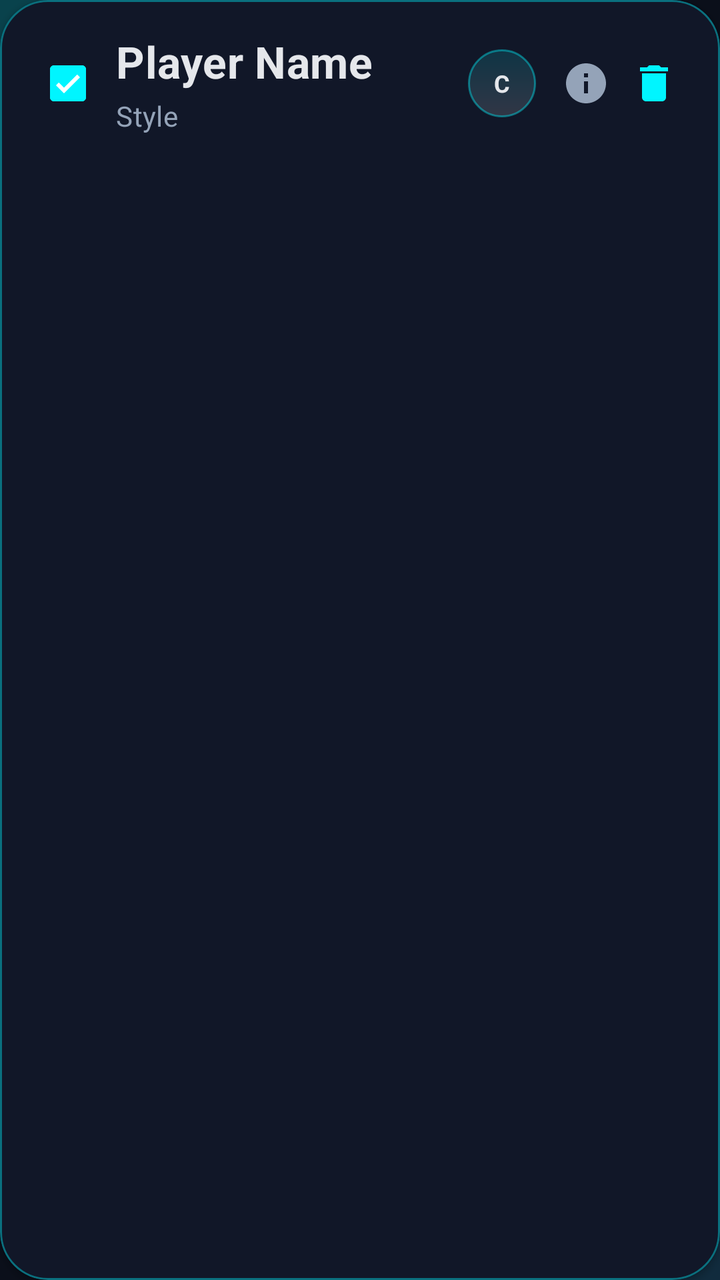
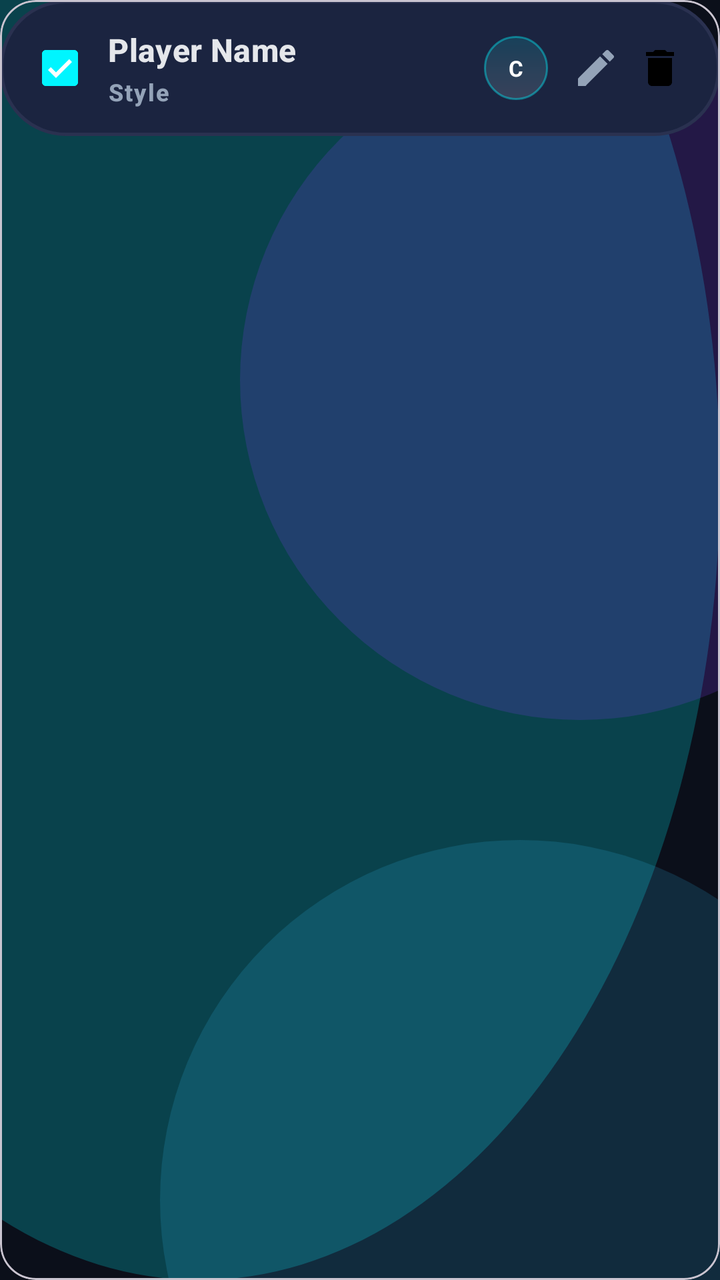

Screens rendered from an Android XML layout before and after an edit, with the pre-edit source and the edit as a unified diff.
<!-- AndroidManifest.xml: application theme Theme.TeamBalancer -->
<!-- res/layout/item_player_clean.xml -->
<?xml version="1.0" encoding="utf-8"?>
<com.google.android.material.card.MaterialCardView xmlns:android="http://schemas.android.com/apk/res/android"
    xmlns:app="http://schemas.android.com/apk/res-auto"
    android:layout_width="match_parent"
    android:layout_height="wrap_content"
    android:layout_marginVertical="@dimen/list_item_vertical_gap"
    app:cardBackgroundColor="@color/surface"
    app:cardCornerRadius="@dimen/card_corner"
    app:cardElevation="2dp"
    app:rippleColor="@color/ripple_surface"
    app:strokeColor="@color/stroke_glow"
    app:strokeWidth="1dp">

    <LinearLayout
        android:id="@+id/playerRowRoot"
        android:layout_width="match_parent"
        android:layout_height="wrap_content"
        android:gravity="center_vertical"
        android:orientation="horizontal"
        android:padding="16dp">

        <com.google.android.material.checkbox.MaterialCheckBox
            android:id="@+id/checkAvailable"
            android:layout_width="36dp"
            android:layout_height="36dp"
            android:checked="true"
            app:buttonTint="@color/accent" />

        <LinearLayout
            android:layout_width="0dp"
            android:layout_height="wrap_content"
            android:layout_marginStart="6dp"
            android:layout_weight="1"
            android:orientation="vertical">

            <TextView
                android:id="@+id/txtPlayerName"
                android:layout_width="wrap_content"
                android:layout_height="wrap_content"
                android:text="Player Name"
                android:textAppearance="@style/TextAppearance.TeamBalancer.TitleLarge"
                android:textColor="@color/on_surface" />

            <TextView
                android:id="@+id/txtPlayerStyle"
                android:layout_width="wrap_content"
                android:layout_height="wrap_content"
                android:layout_marginTop="3dp"
                android:text="Style"
                android:textAppearance="@style/TextAppearance.TeamBalancer.BodyMedium"
                android:textColor="@color/on_surface_variant" />
        </LinearLayout>

        <TextView
            android:id="@+id/txtAssignedTeam"
            android:layout_width="wrap_content"
            android:layout_height="wrap_content"
            android:layout_marginEnd="8dp"
            android:background="@drawable/bg_stat_pill"
            android:paddingHorizontal="10dp"
            android:paddingVertical="6dp"
            android:text="Assign Team"
            android:textColor="@color/secondary"
            android:textSize="12sp"
            android:textStyle="bold"
            android:visibility="gone" />

        <com.google.android.material.checkbox.MaterialCheckBox
            android:id="@+id/checkIsCaptain"
            android:layout_width="34dp"
            android:layout_height="34dp"
            android:layout_marginEnd="8dp"
            android:background="@drawable/bg_stat_pill"
            android:button="@null"
            android:gravity="center"
            android:text="C"
            android:textColor="@color/on_surface"
            android:textSize="12sp"
            android:textStyle="bold"
            app:buttonTint="@color/accent" />

        <ImageButton
            android:id="@+id/btnInfoPlayer"
            android:layout_width="34dp"
            android:layout_height="34dp"
            android:background="?attr/selectableItemBackgroundBorderless"
            android:scaleType="centerInside"
            android:src="@drawable/ic_info"
            app:tint="@color/on_surface_variant" />

        <ImageButton
            android:id="@+id/btnDeletePlayer"
            android:layout_width="34dp"
            android:layout_height="34dp"
            android:background="?attr/selectableItemBackgroundBorderless"
            android:scaleType="centerInside"
            android:src="@drawable/ic_delete"
            app:tint="@color/accent" />

    </LinearLayout>
</com.google.android.material.card.MaterialCardView>
<!-- resources referenced by this layout -->
<resources>
  <color name="accent">#00F5FF</color>
  <color name="on_surface">#E5E7EB</color>
  <color name="on_surface_variant">#94A3B8</color>
  <color name="ripple_surface">#50FFFFFF</color>
  <color name="secondary">#7C3AED</color>
  <color name="stroke_glow">#6600F5FF</color>
  <color name="surface">#12182A</color>
  <dimen name="card_corner">24dp</dimen>
  <dimen name="list_item_vertical_gap">8dp</dimen>
  <!-- drawable ic_info (drawable) -->
  <vector xmlns:android="http://schemas.android.com/apk/res/android"
      android:width="24dp"
      android:height="24dp"
      android:viewportWidth="24"
      android:viewportHeight="24">
    <path
        android:fillColor="#FF000000"
        android:pathData="M12,2C6.48,2 2,6.48 2,12s4.48,10 10,10 10,-4.48 10,-10S17.52,2 12,2zM13,17h-2v-6h2v6zM13,9h-2L11,7h2v2z"/>
  </vector>
  <style name="TextAppearance.TeamBalancer.BodyMedium" parent="TextAppearance.Material3.BodyMedium">
          <item name="android:letterSpacing">0.01</item>
      </style>
  <style name="TextAppearance.TeamBalancer.TitleLarge" parent="TextAppearance.Material3.TitleLarge">
          <item name="android:textStyle">bold</item>
          <item name="android:letterSpacing">0.01</item>
      </style>
  <style name="Theme.TeamBalancer" parent="Base.Theme.TeamBalancer" />
  <color name="primary">#0B0F1A</color>
  <color name="white">#FFFFFF</color>
  <color name="primary_variant">#151B2E</color>
  <color name="on_secondary">#FFFFFF</color>
  <color name="surface_soft">#252F4D</color>
  <color name="divider">#2A3150</color>
  <color name="background">#0B0F1A</color>
  <style name="TextAppearance.TeamBalancer.HeadlineLarge" parent="TextAppearance.Material3.HeadlineLarge">
          <item name="android:textStyle">bold</item>
          <item name="android:letterSpacing">0.0</item>
      </style>
  <style name="TextAppearance.TeamBalancer.TitleMedium" parent="TextAppearance.Material3.TitleMedium">
          <item name="android:textStyle">bold</item>
          <item name="android:letterSpacing">0.01</item>
      </style>
  <style name="TextAppearance.TeamBalancer.TitleSmall" parent="TextAppearance.Material3.TitleSmall">
          <item name="android:textStyle">bold</item>
          <item name="android:letterSpacing">0.02</item>
      </style>
  <style name="TextAppearance.TeamBalancer.BodyLarge" parent="TextAppearance.Material3.BodyLarge">
          <item name="android:letterSpacing">0.01</item>
      </style>
  <style name="TextAppearance.TeamBalancer.LabelLarge" parent="TextAppearance.Material3.LabelLarge">
          <item name="android:textStyle">bold</item>
          <item name="android:letterSpacing">0.08</item>
      </style>
  <style name="TextAppearance.TeamBalancer.LabelMedium" parent="TextAppearance.Material3.LabelMedium">
          <item name="android:textStyle">bold</item>
          <item name="android:letterSpacing">0.06</item>
      </style>
  <style name="ShapeAppearance.TeamBalancer.Small" parent="ShapeAppearance.Material3.SmallComponent">
          <item name="cornerSize">10dp</item>
      </style>
  <style name="ShapeAppearance.TeamBalancer.Medium" parent="ShapeAppearance.Material3.MediumComponent">
          <item name="cornerSize">20dp</item>
      </style>
  <style name="Widget.TeamBalancer.Button.Text" parent="Widget.Material3.Button.TextButton">
          <item name="android:textColor">@color/accent</item>
          <item name="android:textStyle">bold</item>
      </style>
  <color name="surface_elevated">#1B2440</color>
  <dimen name="toolbar_min_height">64dp</dimen>
  <!-- unchanged entries left out for length: 10 -->
</resources>

<!-- the commit's change to res/layout/item_player_clean.xml (unified diff, before → after) -->
@@ -3,33 +3,31 @@
     xmlns:app="http://schemas.android.com/apk/res-auto"
     android:layout_width="match_parent"
     android:layout_height="wrap_content"
-    android:layout_marginVertical="@dimen/list_item_vertical_gap"
-    app:cardBackgroundColor="@color/surface"
-    app:cardCornerRadius="@dimen/card_corner"
-    app:cardElevation="2dp"
-    app:rippleColor="@color/ripple_surface"
-    app:strokeColor="@color/stroke_glow"
-    app:strokeWidth="1dp">
+    android:layout_marginVertical="6dp"
+    app:cardBackgroundColor="@android:color/transparent"
+    app:cardCornerRadius="18dp"
+    app:cardElevation="0dp">
 
     <LinearLayout
         android:id="@+id/playerRowRoot"
         android:layout_width="match_parent"
         android:layout_height="wrap_content"
+        android:background="@drawable/bg_surface_panel"
         android:gravity="center_vertical"
         android:orientation="horizontal"
-        android:padding="16dp">
+        android:padding="14dp">
 
         <com.google.android.material.checkbox.MaterialCheckBox
             android:id="@+id/checkAvailable"
-            android:layout_width="36dp"
-            android:layout_height="36dp"
+            android:layout_width="32dp"
+            android:layout_height="32dp"
             android:checked="true"
             app:buttonTint="@color/accent" />
 
         <LinearLayout
             android:layout_width="0dp"
             android:layout_height="wrap_content"
-            android:layout_marginStart="6dp"
+            android:layout_marginStart="8dp"
             android:layout_weight="1"
             android:orientation="vertical">
 
@@ -38,16 +36,16 @@
                 android:layout_width="wrap_content"
                 android:layout_height="wrap_content"
                 android:text="Player Name"
-                android:textAppearance="@style/TextAppearance.TeamBalancer.TitleLarge"
+                android:textAppearance="@style/TextAppearance.TeamBalancer.TitleMedium"
                 android:textColor="@color/on_surface" />
 
             <TextView
                 android:id="@+id/txtPlayerStyle"
                 android:layout_width="wrap_content"
                 android:layout_height="wrap_content"
-                android:layout_marginTop="3dp"
+                android:layout_marginTop="2dp"
                 android:text="Style"
-                android:textAppearance="@style/TextAppearance.TeamBalancer.BodyMedium"
+                android:textAppearance="@style/TextAppearance.TeamBalancer.LabelMedium"
                 android:textColor="@color/on_surface_variant" />
         </LinearLayout>
 
@@ -60,42 +58,41 @@
             android:paddingHorizontal="10dp"
             android:paddingVertical="6dp"
             android:text="Assign Team"
-            android:textColor="@color/secondary"
-            android:textSize="12sp"
+            android:textColor="@color/accent_cyan"
+            android:textSize="11sp"
             android:textStyle="bold"
             android:visibility="gone" />
 
         <com.google.android.material.checkbox.MaterialCheckBox
             android:id="@+id/checkIsCaptain"
-            android:layout_width="34dp"
-            android:layout_height="34dp"
+            android:layout_width="32dp"
+            android:layout_height="32dp"
             android:layout_marginEnd="8dp"
             android:background="@drawable/bg_stat_pill"
             android:button="@null"
             android:gravity="center"
             android:text="C"
-            android:textColor="@color/on_surface"
-            android:textSize="12sp"
-            android:textStyle="bold"
-            app:buttonTint="@color/accent" />
+            android:textColor="@color/white"
+            android:textSize="11sp"
+            android:textStyle="bold" />
 
         <ImageButton
             android:id="@+id/btnInfoPlayer"
-            android:layout_width="34dp"
-            android:layout_height="34dp"
+            android:layout_width="32dp"
+            android:layout_height="32dp"
             android:background="?attr/selectableItemBackgroundBorderless"
             android:scaleType="centerInside"
-            android:src="@drawable/ic_info"
+            android:src="@drawable/ic_edit"
             app:tint="@color/on_surface_variant" />
 
         <ImageButton
             android:id="@+id/btnDeletePlayer"
-            android:layout_width="34dp"
-            android:layout_height="34dp"
+            android:layout_width="32dp"
+            android:layout_height="32dp"
             android:background="?attr/selectableItemBackgroundBorderless"
             android:scaleType="centerInside"
             android:src="@drawable/ic_delete"
-            app:tint="@color/accent" />
+            app:tint="@color/accent_pink" />
 
     </LinearLayout>
 </com.google.android.material.card.MaterialCardView>
<!-- resource entries referenced after the edit -->
@@ -6,19 +6,8 @@
   <color name="ripple_surface">#50FFFFFF</color>
   <color name="secondary">#7C3AED</color>
   <color name="stroke_glow">#6600F5FF</color>
+  <dimen name="glass_corner">32dp</dimen>
   <color name="surface">#12182A</color>
-  <dimen name="card_corner">24dp</dimen>
-  <dimen name="list_item_vertical_gap">8dp</dimen>
-  <!-- drawable ic_info (drawable) -->
-  <vector xmlns:android="http://schemas.android.com/apk/res/android"
-      android:width="24dp"
-      android:height="24dp"
-      android:viewportWidth="24"
-      android:viewportHeight="24">
-    <path
-        android:fillColor="#FF000000"
-        android:pathData="M12,2C6.48,2 2,6.48 2,12s4.48,10 10,10 10,-4.48 10,-10S17.52,2 12,2zM13,17h-2v-6h2v6zM13,9h-2L11,7h2v2z"/>
-  </vector>
   <style name="TextAppearance.TeamBalancer.BodyMedium" parent="TextAppearance.Material3.BodyMedium">
           <item name="android:letterSpacing">0.01</item>
       </style>
@@ -29,6 +18,25 @@
   <style name="Theme.TeamBalancer" parent="Base.Theme.TeamBalancer" />
   <color name="primary">#0B0F1A</color>
   <color name="white">#FFFFFF</color>
+  <!-- drawable bg_surface_panel (drawable) -->
+  <?xml version="1.0" encoding="utf-8"?>
+  <shape xmlns:android="http://schemas.android.com/apk/res/android">
+      <corners android:radius="@dimen/glass_corner" />
+      <solid android:color="@color/surface_elevated" />
+      <stroke
+          android:width="1.5dp"
+          android:color="@color/divider" />
+  </shape>
+  <!-- drawable ic_edit (drawable) -->
+  <vector xmlns:android="http://schemas.android.com/apk/res/android"
+      android:width="24dp"
+      android:height="24dp"
+      android:viewportWidth="24"
+      android:viewportHeight="24">
+    <path
+        android:fillColor="#FF000000"
+        android:pathData="M3,17.25V21h3.75L17.81,9.94l-3.75,-3.75L3,17.25zM20.71,7.04c0.39,-0.39 0.39,-1.02 0,-1.41l-2.34,-2.34c-0.39,-0.39 -1.02,-0.39 -1.41,0l-1.83,1.83 3.75,3.75 1.83,-1.83z"/>
+  </vector>
   <color name="primary_variant">#151B2E</color>
   <color name="on_secondary">#FFFFFF</color>
   <color name="surface_soft">#252F4D</color>
